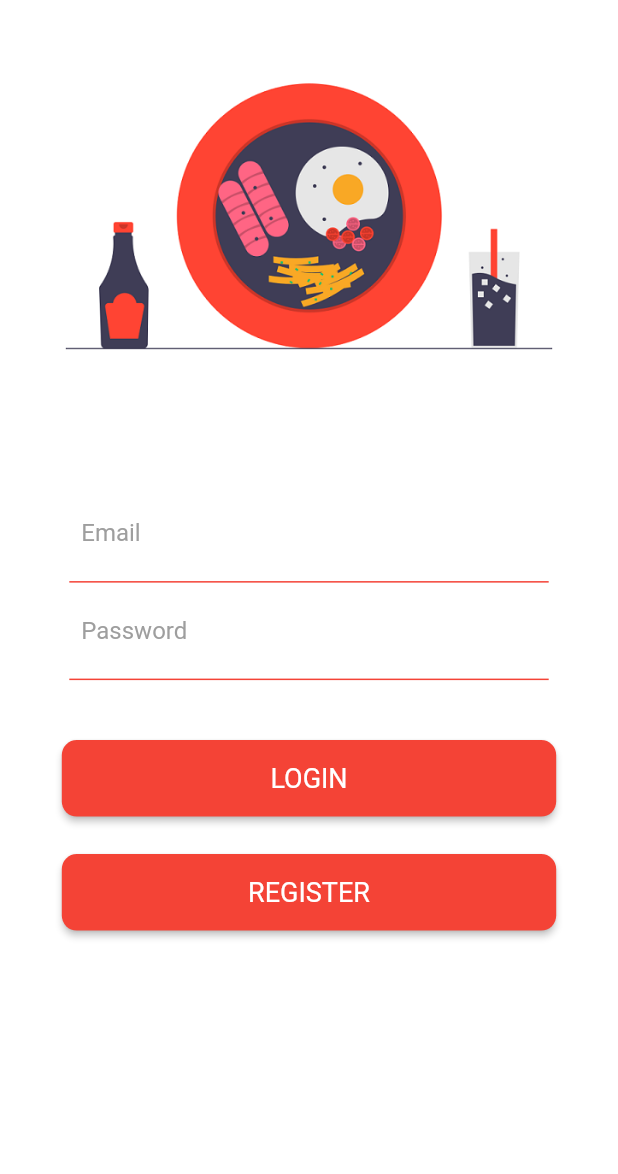
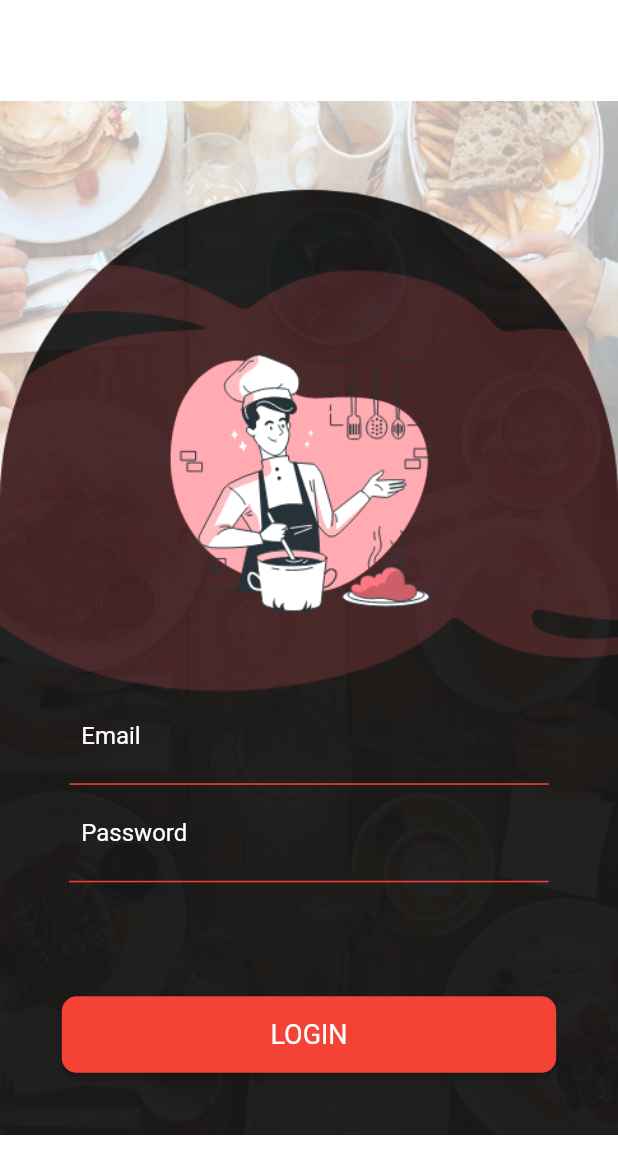
Before and after one commit to estarossa10/ratatouille, a Flutter app: the screen it shows after launch, on a phone screen of 412 x 824 dp. Shown: the top 1174 px of the screen. Run offline on Flutter 3.47's test engine with Material 2 defaults, Android fonts, the phone set to English and light mode, and no system bars; our stand-ins replace dio, firebase_auth, flutter_dotenv, flutter_rating_bar; accounts and stored records are empty.

Commit message:
Edit Commit

```diff
--- a/lib/login/login.dart
+++ b/lib/login/login.dart
@@ -1,4 +1,5 @@
 import 'package:flutter/cupertino.dart';
+import 'package:flutter/gestures.dart';
 import 'package:flutter/material.dart';
 import 'package:firebase_auth/firebase_auth.dart';
 
@@ -19,30 +20,31 @@
       backgroundColor: Colors.white,
       body: Container(
         child: SingleChildScrollView(
-          child: Column(
+          child: Stack(
             children: [
               Container(
                 width: size.width,
-                height: size.height * 0.35,
+                height: size.height,
                 decoration: BoxDecoration(
                     image: DecorationImage(
-                      image: AssetImage("assets/images/background.png"),
-                      // fit: BoxFit.fill
+                      image: AssetImage('assets/images/background.png'),
+                      fit: BoxFit.fitWidth,
                     )
                 ),
               ),
-              Padding(
-                padding: EdgeInsets.all(30),
-                child: Column(
-                  children: [
-                    Form(
+              Container(
+                width: size.width,
+                height: size.height,
+                alignment: Alignment.bottomCenter,
+                child: Form(
                   key: _formkey,
                   child: Container(
+                    alignment: Alignment.bottomCenter,
                     width: size.width * 0.8,
+                    height: size.height,
                     padding: EdgeInsets.all(5),
-                        decoration: BoxDecoration(
-                          color: Colors.white,
-                        ),
+                    child: Padding(
+                      padding: EdgeInsets.only(top: size.height * 0.55, bottom: 5.0),
                       child: Column(
                         children: [
                           Container(
@@ -54,10 +56,11 @@
                             ),
                             child: TextFormField(
                               onSaved: (input) {_email = input;},
+                              style: TextStyle(color: Colors.white),
                               decoration: InputDecoration(
                                   border: InputBorder.none,
                                   hintText: 'Email',
-                                    hintStyle: TextStyle(color: Colors.grey)
+                                  hintStyle: TextStyle(color: Colors.white)
                               ),
                               validator: (input) {
                                 if(input.isEmpty) return 'Please provide an email';
@@ -75,30 +78,27 @@
                             ),
                             child: TextFormField(
                               onSaved: (input) {_password = input;},
+                              style: TextStyle(color: Colors.white),
                               decoration: InputDecoration(
                                   border: InputBorder.none,
                                   hintText: 'Password',
-                                    hintStyle: TextStyle(color: Colors.grey)
+                                  hintStyle: TextStyle(color: Colors.white)
                               ),
                               obscureText: true,
                             ),
                           )
                         ],
+                      )
+                    )
                   ),
                 ),
-                    )
-                  ],
               ),
-              ),
-              Padding(
+              Container(
                 padding: EdgeInsets.all(5),
-                child: Column(
-                  children: [
-                    Container(
+                child: Container(
                   width: size.width,
-                      decoration: BoxDecoration(
-                        color: Colors.white,
-                      ),
+                  child: Padding(
+                    padding: EdgeInsets.only(top: size.height * 0.80),
                     child: Column(
                       children: [
                         Container(
@@ -121,31 +121,39 @@
                             ),
                           ),
                         ),
+                      ],
+                    )
+                  )
+                )
+              ),
               Container(
-                            padding: EdgeInsets.symmetric(vertical: 25),
-                            width: size.width * 0.8,
-                            child: RawMaterialButton(
-                              onPressed: () {/*TODO go to register page*/ },
-                              fillColor:  Colors.red,
-                              shape: RoundedRectangleBorder(
-                                borderRadius: BorderRadius.circular(10),
+                width: size.width,
+                height: size.height,
+                child: Padding(
+                  padding: EdgeInsets.only(top: size.height * 0.95, left: size.width * 0.025),
+                  child: RichText(
+                    text: TextSpan(
+                      text: "Don't Have an Account?",
+                      style: TextStyle(color: Colors.white, fontSize: 15),
+                      recognizer: TapGestureRecognizer() //TODO ke register
+                        ..onTap = () {}
                     ),
-                              child: Padding(
-                                padding: const EdgeInsets.all(15),
-                                child: Text(
-                                  'REGISTER',
-                                  style: TextStyle(
-                                    color: Colors.white,
-                                    fontSize: 18,
+                  )
                 ),
               ),
-                              ),
+              Container(
+                width: size.width,
+                height: size.height,
+                child: Padding(
+                    padding: EdgeInsets.only(top: size.height * 0.95, left: size.width * 0.68),
+                    child: RichText(
+                      text: TextSpan(
+                          text: "Login with Google",
+                          style: TextStyle(color: Colors.white, fontSize: 15),
+                          recognizer: TapGestureRecognizer() //TODO login google
+                            ..onTap = () {}
                       ),
                     )
-                        ],
-                      ),
-                    )
-                  ],
                 ),
               )
             ],
```
Also changed, not shown: assets/images/background.png, assets/images/man_background.png (added), 1 other file. Lines whose indentation alone changed are shown as unchanged.
